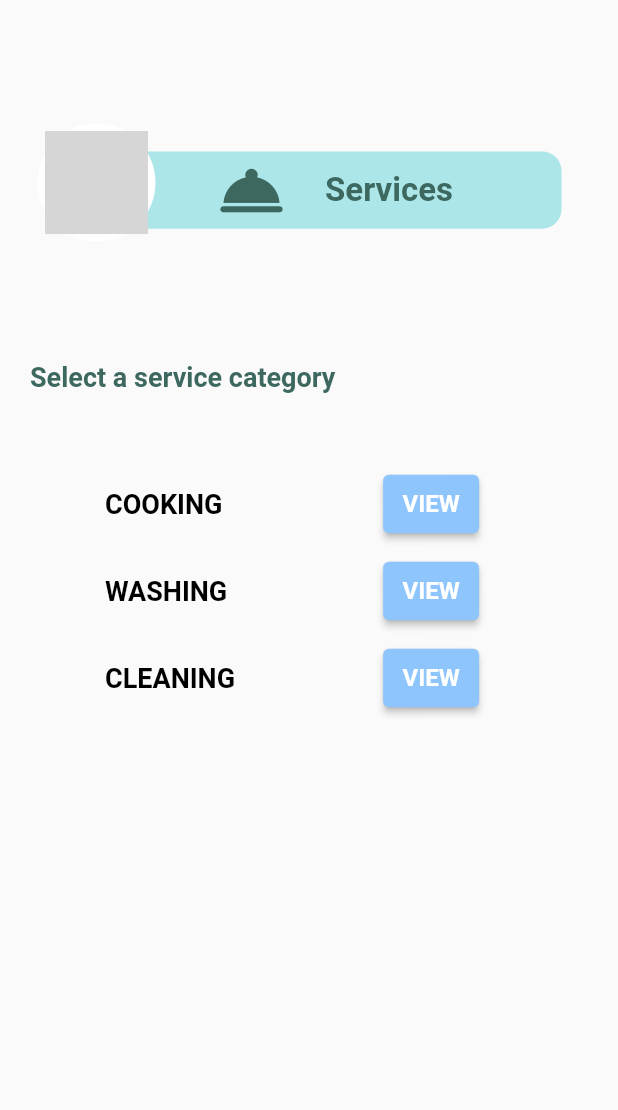
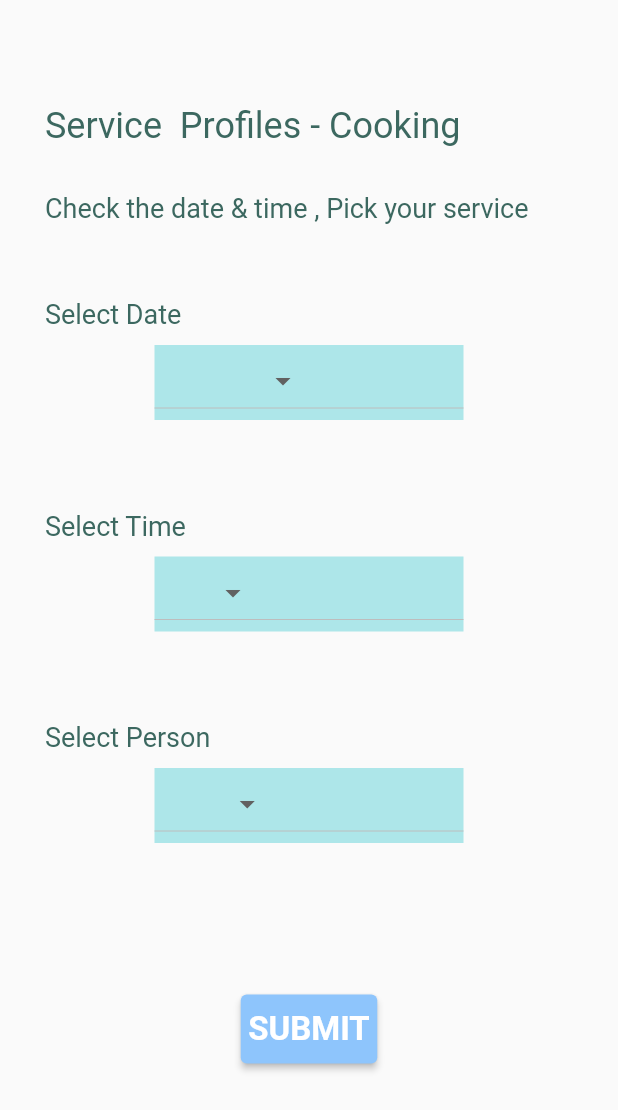
Before and after one commit to Kasunm12/Apartment-service-solution, a Flutter app: the Services screen opened directly, after a tap on "VIEW", on a phone screen of 412 x 824 dp. Shown: the top 1110 px of the screen. Run offline on Flutter 3.47's test engine with Material 2 defaults, Android fonts, the phone set to English and light mode, and no system bars; our stand-ins replace convex_bottom_bar, dio, flutter_spinkit, get; network calls fail; grey boxes are pictures that could not be loaded.

Commit message:
viewservices commit

```diff
--- a/lib/screens/services_screen.dart
+++ b/lib/screens/services_screen.dart
@@ -1,3 +1,4 @@
+import 'package:apartment_service_solution/screens/view_services_screen.dart';
 import 'package:flutter/material.dart';
 
 import '../constants/colors.dart';
@@ -102,10 +103,10 @@ class _ServicesState extends State<Services> {
                 ElevatedButton(
                   child: Text('VIEW'),
                   onPressed: () {
-                    /*Navigator.push(
+                    Navigator.push(
                       context,
-                      MaterialPageRoute(builder: (context) => const NewComplaint()),
-                    );*/
+                      MaterialPageRoute(builder: (context) => const ViewServices()),
+                    );
                   },
                   style: ElevatedButton.styleFrom(
                     primary: blue,
@@ -129,10 +130,10 @@ class _ServicesState extends State<Services> {
                 ElevatedButton(
                   child: Text('VIEW'),
                   onPressed: () {
-                    /*Navigator.push(
+                    Navigator.push(
                       context,
-                      MaterialPageRoute(builder: (context) => const NewComplaint()),
-                    );*/
+                      MaterialPageRoute(builder: (context) => const ViewServices()),
+                    );
                   },
                   style: ElevatedButton.styleFrom(
                     primary: blue,
@@ -156,10 +157,10 @@ class _ServicesState extends State<Services> {
                 ElevatedButton(
                   child: Text('VIEW'),
                   onPressed: () {
-                    /*Navigator.push(
+                    Navigator.push(
                       context,
-                      MaterialPageRoute(builder: (context) => const NewComplaint()),
-                    );*/
+                      MaterialPageRoute(builder: (context) => const ViewServices()),
+                    );
                   },
                   style: ElevatedButton.styleFrom(
                     primary: blue,
--- /dev/null
+++ b/lib/screens/view_services_screen.dart
@@ -0,0 +1,157 @@
+import 'package:apartment_service_solution/screens/added_services.dart';
+import 'package:flutter/material.dart';
+
+import '../constants/colors.dart';
+
+class ViewServices extends StatefulWidget {
+  const ViewServices({Key? key}) : super(key: key);
+
+  @override
+  _ViewServicesState createState() => _ViewServicesState();
+}
+
+class _ViewServicesState extends State<ViewServices> {
+  String person = '';
+  @override
+  Widget build(BuildContext context) {
+    double width = MediaQuery.of(context).size.width;
+    double height = MediaQuery.of(context).size.height;
+    return Scaffold(
+      body: SingleChildScrollView(
+        child: Padding(
+          padding: const EdgeInsets.only(left: 30, right: 30, bottom: 20),
+          child: Column(
+            children: [
+              SizedBox(
+                height: 70,
+              ),
+              Row(
+                children: [
+                  Text("Service  Profiles - Cooking",
+                      style: TextStyle(fontSize: 24, color: iconGreen)),
+                ],
+              ),
+              SizedBox(height: 30,),
+              Row(
+                children: [
+                  Text("Check the date & time , Pick your service",
+                      style: TextStyle(fontSize: 18, color: iconGreen)),
+                ],
+              ),
+              SizedBox(
+                height: 50,
+              ),
+              Row(
+                children: [
+                  Text("Select Date",
+                      style: TextStyle(fontSize: 18, color: iconGreen)),
+                ],
+              ),
+              SizedBox(
+                height: 10,
+              ),
+              Container(
+                  height: 50,
+                  width: width/2,
+                  color: backgroundGreen,
+                  child: DropdownButton<String>(
+                    items: <String>[
+                      'Monday',
+                      'Tuesday',
+                      'Wdnesday',
+                      'Thursday',
+                      'Friday',
+                      'Saturday',
+                      'Sunday'
+                    ].map((String value) {
+                      return DropdownMenuItem<String>(
+                        value: value,
+                        child: Text(value),
+                      );
+                    }).toList(),
+                    onChanged: (_) {},
+                  )),
+              SizedBox(
+                height: 60,
+              ),
+              Row(
+                children: [
+                  Text("Select Time",
+                      style: TextStyle(fontSize: 18, color: iconGreen)),
+                ],
+              ),
+              SizedBox(
+                height: 10,
+              ),
+              Container(
+                  height: 50,
+                  width: width/2,
+                  color: backgroundGreen,
+                  child: DropdownButton<String>(
+                    items: <String>[
+                      '08-12',
+                      '2-5',
+                    ].map((String value) {
+                      return DropdownMenuItem<String>(
+                        value: value,
+                        child: Text(value),
+                      );
+                    }).toList(),
+                    onChanged: (_) {},
+                  )),
+              SizedBox(
+                height: 60,
+              ),
+              Row(
+                children: [
+                  Text("Select Person",
+                      style: TextStyle(fontSize: 18, color: iconGreen)),
+                ],
+              ),
+              SizedBox(
+                height: 10,
+              ),
+              Container(
+                  height: 50,
+                  width: width/2,
+                  color: backgroundGreen,
+                  child: DropdownButton<String>(
+                    items: <String>[
+                      'Saman',
+                      'Nimal',
+                      'Sunil',
+                    ].map((String value) {
+                      return DropdownMenuItem<String>(
+                        value: value,
+                        child: Text(value),
+                      );
+                    }).toList(),
+                    onChanged: (String? text) {
+                      person = text!;
+                      print(person);
+                    },
+                  )),
+              SizedBox(
+                height: 100,
+              ),
+              ElevatedButton(
+                child: Text('SUBMIT',style: TextStyle(fontSize: 22),),
+                onPressed: () {
+                  Navigator.push(
+                        context,
+                        MaterialPageRoute(builder: (context) => const RequestedServices()),
+                      );
+                },
+                style: ElevatedButton.styleFrom(
+                  primary: blue,
+                  padding: EdgeInsets.symmetric(horizontal: 5, vertical: 10),
+                  textStyle: TextStyle(fontSize: 16, fontWeight: FontWeight.bold),
+                ),
+              )
+            ],
+          ),
+        ),
+      ),
+    );
+  }
+}
```
